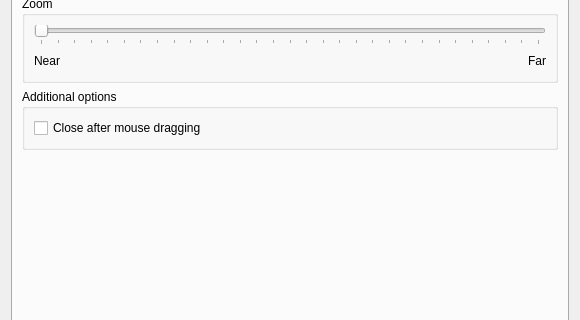
Before: the Qt Designer form effects/cylinder_config.ui in KDE/kwin, drawn with Qt 5; both pictures show x 0 to 580 and y 171 to 491 of the 580 by 595 pixel window.
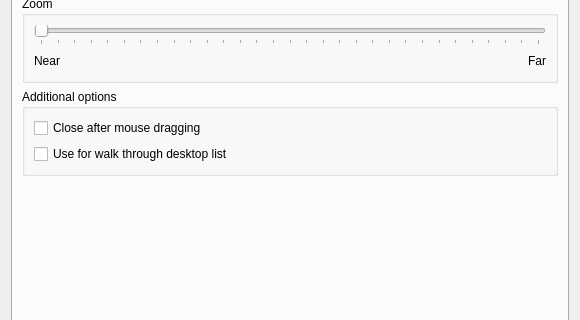
After: the same form once the commit is applied. The open tabs and pages were chosen to show the change. Custom widgets are drawn as their Qt base class.

Commit message: Cube/Cylinder/Sphere can be used for "walk through desktop" functionality. This new mode has to be enabled in the settings. Default is off. Mouse functionality is disabled in this tab box mode. CCBUG: 169888

Diff of the .ui file:
```diff
--- a/effects/cylinder_config.ui
+++ b/effects/cylinder_config.ui
@@ -384,6 +384,13 @@
             </property>
            </widget>
           </item>
+          <item>
+           <widget class="QCheckBox" name="walkThroughDesktopBox" >
+            <property name="text" >
+             <string>Use for walk through desktop list</string>
+            </property>
+           </widget>
+          </item>
          </layout>
         </widget>
        </item>
```
The commit also changes 7 other files.
